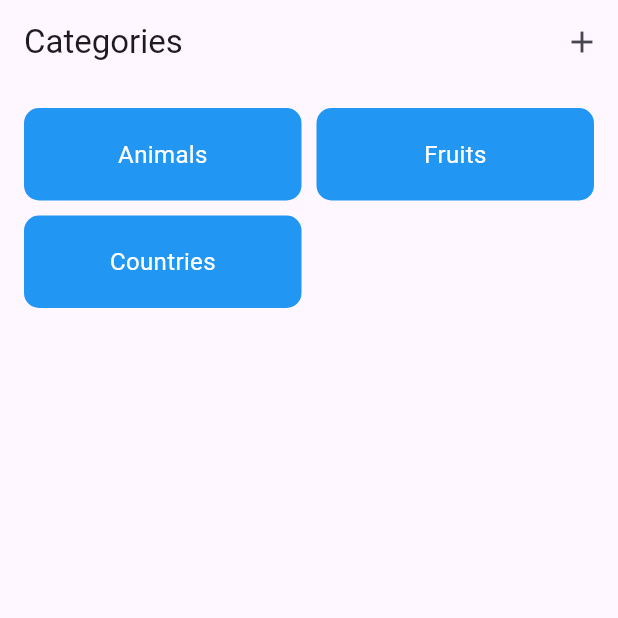
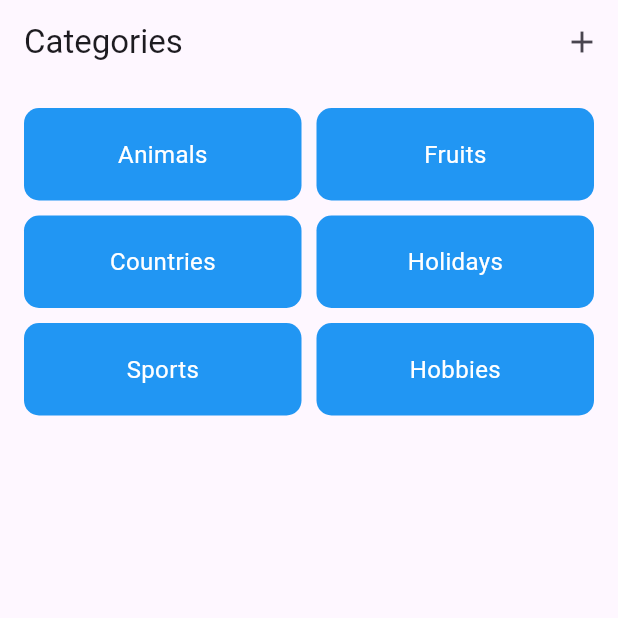
Before and after one commit to BrainRotGame/BrainRot, a Flutter app: the screen it shows after launch, on a phone screen of 412 x 824 dp, the top half of it. Run offline on Flutter 3.47's test engine with Material 3 defaults, Android fonts, the phone set to English and light mode, and no system bars; our stand-ins replace sensors_plus.

Commit message:
comments/mocker

```diff
--- a/lib/utils/mocker.dart
+++ b/lib/utils/mocker.dart
@@ -73,15 +73,86 @@ Collection gameMocker() {
     ),
   ];
 
+  final holidayWords = [
+    Word(
+      id: 11,
+      wordName: "Halloween",
+      description: "Holiday known to dress up as something else",
+      hint: "You might be scared of this holiday.",
+    ),
+    Word(
+      id: 12,
+      wordName: "New Years",
+      description: "Celebration for the start of a new year",
+      hint: "Midnight Countdown",
+    ),
+    Word(
+      id: 13,
+      wordName: "Christmas",
+      description: "Celebration with the implementation of gift-giving and trees",
+      hint: "Santa brings gifts.",
+    ),
+  ];
+
+  final sportsWords = [
+    Word(
+      id: 14,
+      wordName: "Soccer",
+      description: "Popular sport against two teams kicking a ball into the goal",
+      hint: "It's called something else outside of the U.S.",
+    ),
+    Word(
+      id: 15,
+      wordName: "Football",
+      description: "Played by catching the ball with your hands as you score by crossing the opponent's field line",
+      hint: "It's an oval ball",
+    ),
+    Word(
+      id: 16,
+      wordName: "Swimming",
+      description: "A sport played to race in the water ",
+      hint: "Involves water.",
+    ),
+  ];
+
+  final hobbyWords = [
+    Word(
+      id: 17,
+      wordName: "Drawing",
+      description: "Use of pencils and other tools to create and display an image",
+      hint: "What would you do with a blank paper and tools.",
+    ),
+    Word(
+      id: 18,
+      wordName: "Playing a musical instrument",
+      description: "Use of an instrument to create different, unique sounds",
+      hint: "Making melodies, different tones and sounds",
+    ),
+    Word(
+      id: 19,
+      wordName: "Knitting",
+      description: "Use of yarn to create a variety of clothing items and more",
+      hint: "Gives you something warm to wear.",
+    ),
+  ];
+
   final animalsCategory = Category(categoryName: "Animals", words: animalsWords);
   final fruitsCategory = Category(categoryName: "Fruits", words: fruitsWords);
   final countriesCategory = Category(categoryName: "Countries", words: countriesWords);
+  final holidayCategory = Category(categoryName: "Holidays", words: holidayWords);
+  final sportsCategory = Category(categoryName: "Sports", words: sportsWords);
+  final hobbyCategory = Category(categoryName: "Hobbies", words: hobbyWords);
 
   final gameCollection = Collection();
 
   gameCollection.upsertCategory(animalsCategory);
   gameCollection.upsertCategory(fruitsCategory);
   gameCollection.upsertCategory(countriesCategory);
+  gameCollection.upsertCategory(holidayCategory);
+  gameCollection.upsertCategory(sportsCategory);
+  gameCollection.upsertCategory(hobbyCategory);
+
+
 
   return gameCollection;
 }
```
Also changed, not shown: lib/providers/game_state_provider.dart (+5 -16 lines), lib/views/game_views/game_view.dart (+42 -29 lines), lib/providers/drawing_provider.dart (line endings or trailing spaces).
